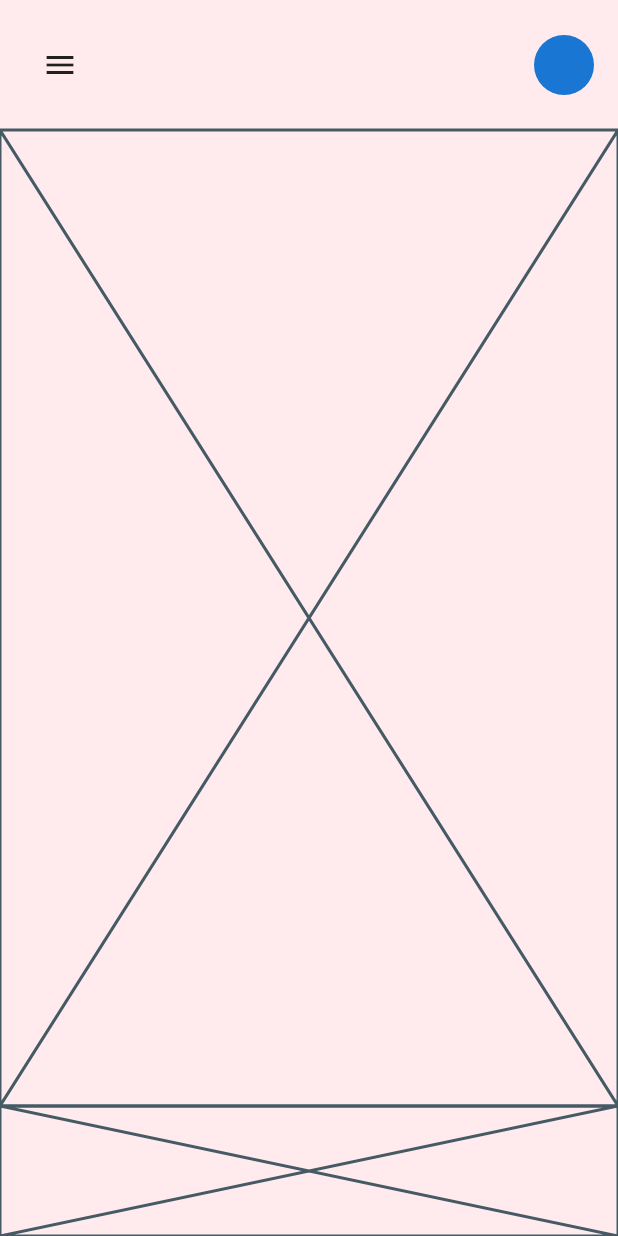
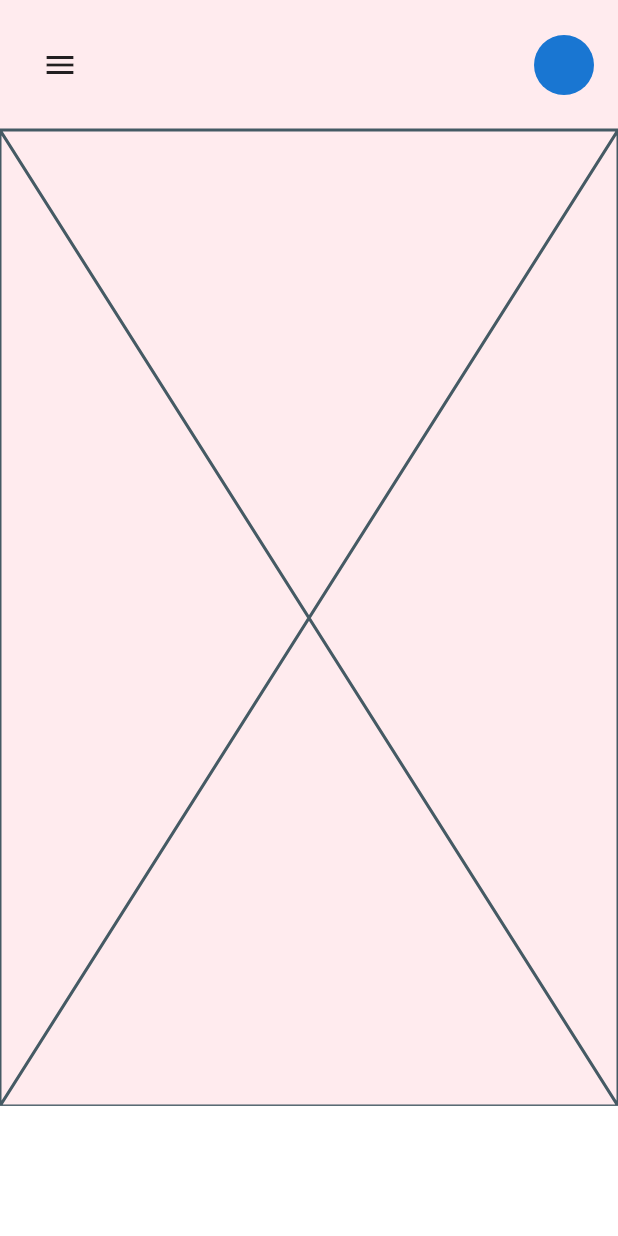
Before and after one commit to JAICHANGPARK/flutter_notebook_11th_story, a Flutter app: the screen it shows after launch, on a phone screen of 412 x 824 dp. Run offline on Flutter 3.47's test engine with Material 2 defaults, Android fonts, the phone set to English and light mode, and no system bars; our stand-ins replace backdrop, badges, flutter_inner_drawer, flutter_slidable, flutter_swiper, google_fonts.

Commit message:
Update bank_balance_page.dart

```diff
--- a/lib/ep749_bank_app/ui/bank_balance_page.dart
+++ b/lib/ep749_bank_app/ui/bank_balance_page.dart
@@ -33,7 +33,13 @@ class _BankBalancePageState extends State<BankBalancePage> {
                   ),
                 )),
             Expanded(flex: 15, child: Placeholder()),
-            Expanded(flex: 2, child: Placeholder()),
+            Expanded(
+                flex: 2,
+                child: Container(
+                  decoration: BoxDecoration(
+                    color: Colors.white,
+                  ),
+                )),
           ],
         ),
       ),
```
